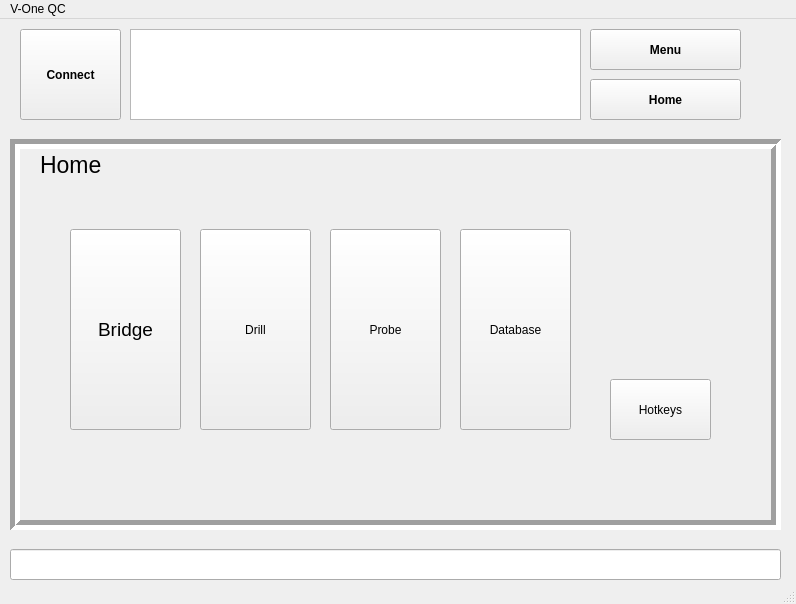
This is FT_vone/mainwindow.ui in 7ome/Functional-Test as Qt 5 draws it before an edit. The edited form follows.
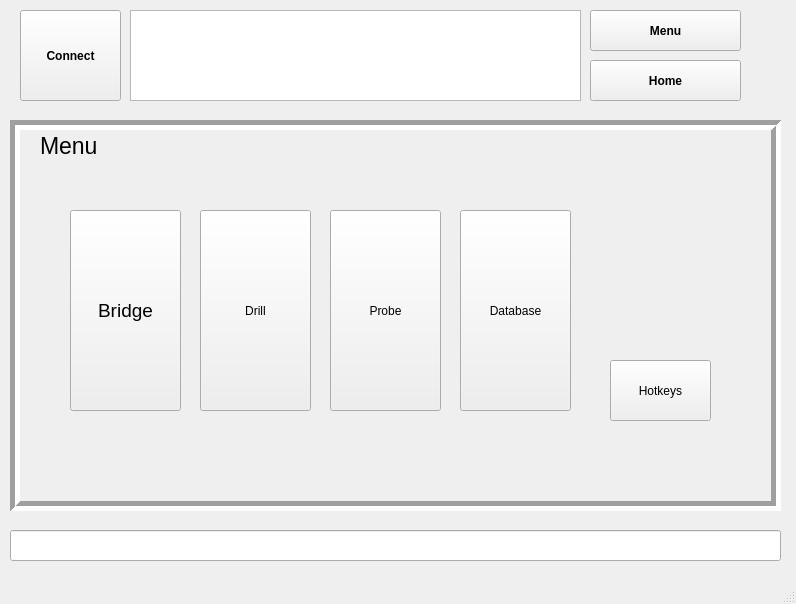
This is the edited form.

```diff
--- a/FT_vone/mainwindow.ui
+++ b/FT_vone/mainwindow.ui
@@ -202,7 +202,7 @@
        <string notr="true"/>
       </property>
       <property name="text">
-       <string>Home</string>
+       <string>Menu</string>
       </property>
      </widget>
     </widget>
@@ -592,12 +592,6 @@
      <height>22</height>
     </rect>
    </property>
-   <widget class="QMenu" name="menuV_One_QC">
-    <property name="title">
-     <string>V-One QC</string>
-    </property>
-   </widget>
-   <addaction name="menuV_One_QC"/>
   </widget>
   <widget class="QStatusBar" name="statusbar"/>
  </widget>
```
Left out of the diff: 4 changed lines with no effect on the pictures.
